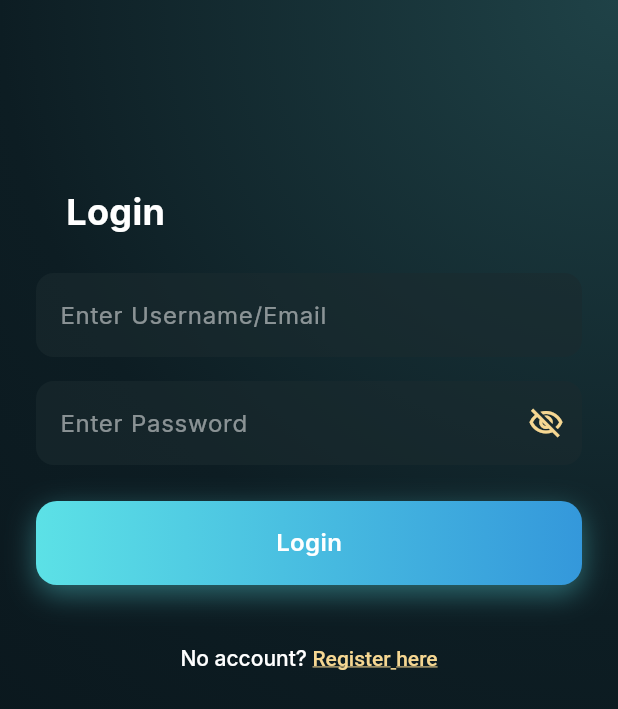
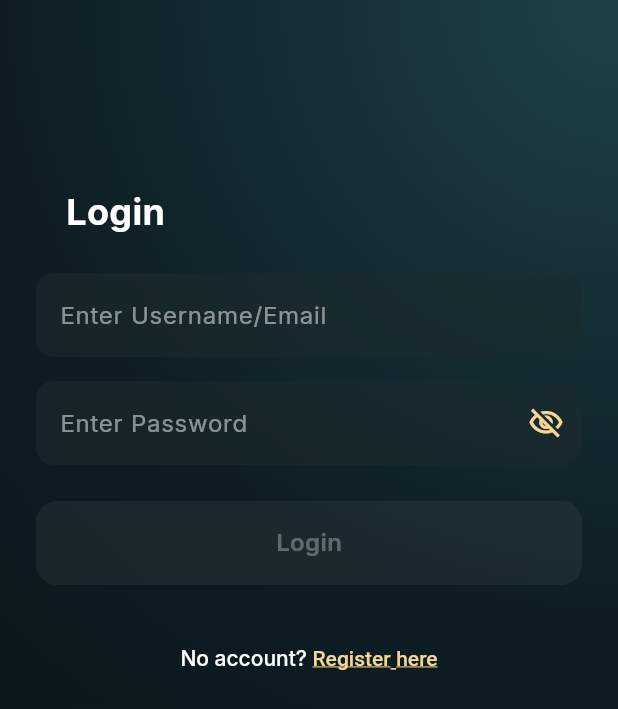
Before and after one commit to Noufalgithub/YouApp-test, a Flutter app: the screen it shows after launch, on a phone screen of 412 x 824 dp. Shown: the top 709 px of the screen. Run offline on Flutter 3.47's test engine with Material 3 defaults, Android fonts, the phone set to English and light mode, and no system bars; our stand-ins replace dio, flutter_svg, get, get_storage, google_fonts.

Commit message:
integrated API auth login

```diff
--- a/lib/app/constants/string_constants.dart
+++ b/lib/app/constants/string_constants.dart
@@ -1,3 +1,3 @@
 class StringConstants {
-  static const String lastReadNomorSurah = 'lastReadNomorSurah';
+  static const String token = 'token';
 }
--- a/lib/app/modules/login/views/login_view.dart
+++ b/lib/app/modules/login/views/login_view.dart
@@ -37,16 +37,26 @@ class LoginView extends GetView<LoginController> {
                 ),
               ),
             ),
-            const CustomTextField(hintText: 'Enter Username/Email'),
+            CustomTextField(
+              controller: controller.emailController,
+              hintText: 'Enter Username/Email',
+            ),
             const SizedBox(height: 16),
-            const CustomTextField(isPassword: true, hintText: 'Enter Password'),
+            CustomTextField(
+              controller: controller.passwordController,
+              isPassword: true,
+              hintText: 'Enter Password',
+            ),
             const SizedBox(height: 24),
-            CustomButton(
-              text: 'Login',
-              isActive: true,
-              onPressed: () {
-                Get.offAllNamed(Routes.HOME);
-              },
+            Obx(
+              () => CustomButton(
+                text: 'Login',
+                isLoading: controller.isLoading.value,
+                isActive: controller.isButtonActive.value,
+                onPressed: controller.isButtonActive.value
+                    ? () => controller.login()
+                    : null,
+              ),
             ),
             const SizedBox(height: 40),
             RichText(
--- a/lib/app/widgets/button/custom_button.dart
+++ b/lib/app/widgets/button/custom_button.dart
@@ -4,28 +4,26 @@ class CustomButton extends StatelessWidget {
   final String text;
   final bool isActive;
   final VoidCallback? onPressed;
+  final bool isLoading;
 
   const CustomButton({
     super.key,
     required this.text,
     this.isActive = true,
     this.onPressed,
+    this.isLoading = false,
   });
 
   @override
   Widget build(BuildContext context) {
     return GestureDetector(
       onTap: isActive ? onPressed : null,
-      child: AnimatedContainer(
-        duration: const Duration(milliseconds: 200),
+      child: Container(
         height: 56,
         decoration: BoxDecoration(
           gradient: isActive
               ? const LinearGradient(
-                  colors: [
-                    Color(0xFF5CE1E6), // hijau muda kebiruan
-                    Color(0xFF3498DB), // biru
-                  ],
+                  colors: [Color(0xFF5CE1E6), Color(0xFF3498DB)],
                   begin: Alignment.centerLeft,
                   end: Alignment.centerRight,
                 )
@@ -45,10 +43,14 @@ class CustomButton extends StatelessWidget {
               : [],
         ),
         alignment: Alignment.center,
-        child: Text(
+        child: (isLoading)
+            ? const CircularProgressIndicator(color: Colors.white)
+            : Text(
                 text,
                 style: TextStyle(
-            color: isActive ? Colors.white : Colors.white.withOpacity(0.3),
+                  color: isActive
+                      ? Colors.white
+                      : Colors.white.withOpacity(0.3),
                   fontSize: 16,
                   fontWeight: FontWeight.w600,
                 ),
--- a/lib/app/widgets/text_field/custom_text_field.dart
+++ b/lib/app/widgets/text_field/custom_text_field.dart
@@ -8,12 +8,16 @@ class CustomTextField extends StatefulWidget {
     this.hintText,
     this.maxLines,
     this.keyboardType,
+    this.controller,
+    this.onSubmitted,
   });
 
   final bool isPassword;
   final String? hintText;
   final int? maxLines;
   final TextInputType? keyboardType;
+  final TextEditingController? controller;
+  final Function? onSubmitted;
 
   @override
   State<CustomTextField> createState() => _CustomTextFieldState();
@@ -30,6 +34,7 @@ class _CustomTextFieldState extends State<CustomTextField> {
         borderRadius: BorderRadius.circular(12),
       ),
       child: TextField(
+        controller: widget.controller,
         obscureText: (widget.isPassword) ? _obscure : false,
         style: const TextStyle(color: Colors.white),
         maxLines: widget.maxLines ?? 1,
--- a/lib/main.dart
+++ b/lib/main.dart
@@ -2,11 +2,15 @@ import 'package:flutter/material.dart';
 
 import 'package:get/get.dart';
 import 'package:google_fonts/google_fonts.dart';
+import 'package:get_storage/get_storage.dart';
 
 import 'app/routes/app_pages.dart';
 
-void main() {
+GetStorage box = GetStorage();
+
+void main() async {
   WidgetsFlutterBinding.ensureInitialized();
+  await GetStorage.init();
 
   runApp(
     GetMaterialApp(
```
Also changed, not shown: lib/app/data/services/auth_service.dart (added, +39 -0 lines), lib/app/data/services/services.dart (deleted, +0 -25 lines), lib/app/modules/edit_interest/controllers/edit_interest_controller.dart (+11 -24 lines), lib/app/modules/edit_interest/views/edit_interest_view.dart (+37 -10 lines), lib/app/modules/login/controllers/login_controller.dart (+66 -1 lines), lib/app/modules/register/controllers/register_controller.dart (+51 -1 lines). Lines whose indentation alone changed are shown as unchanged.
